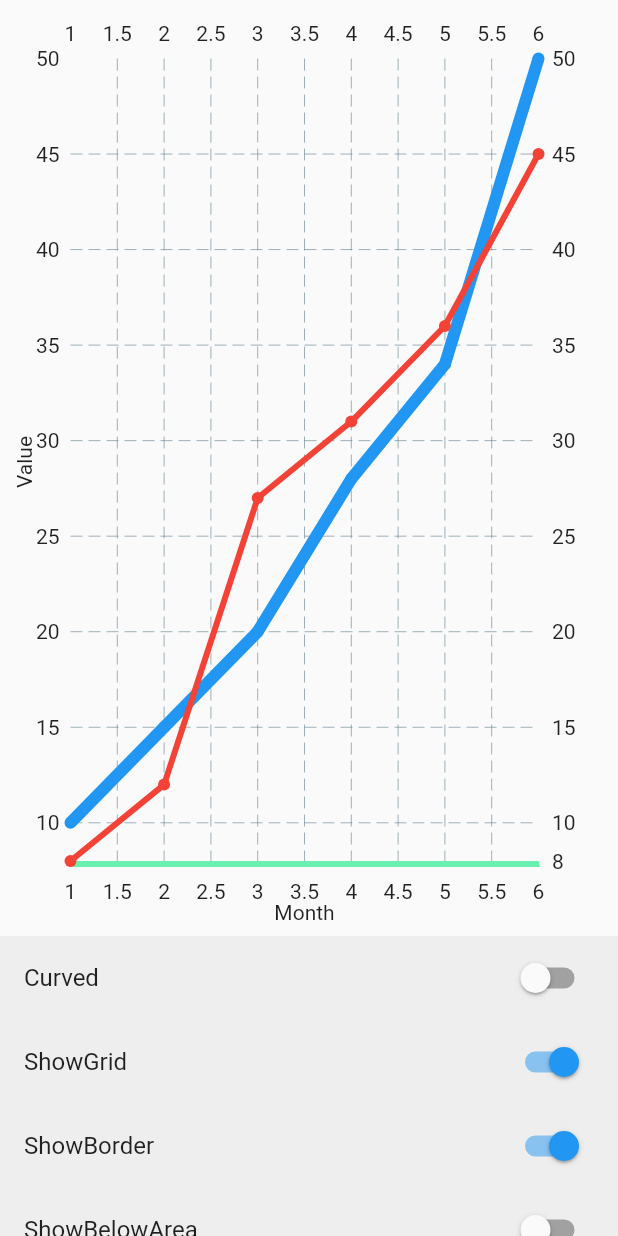
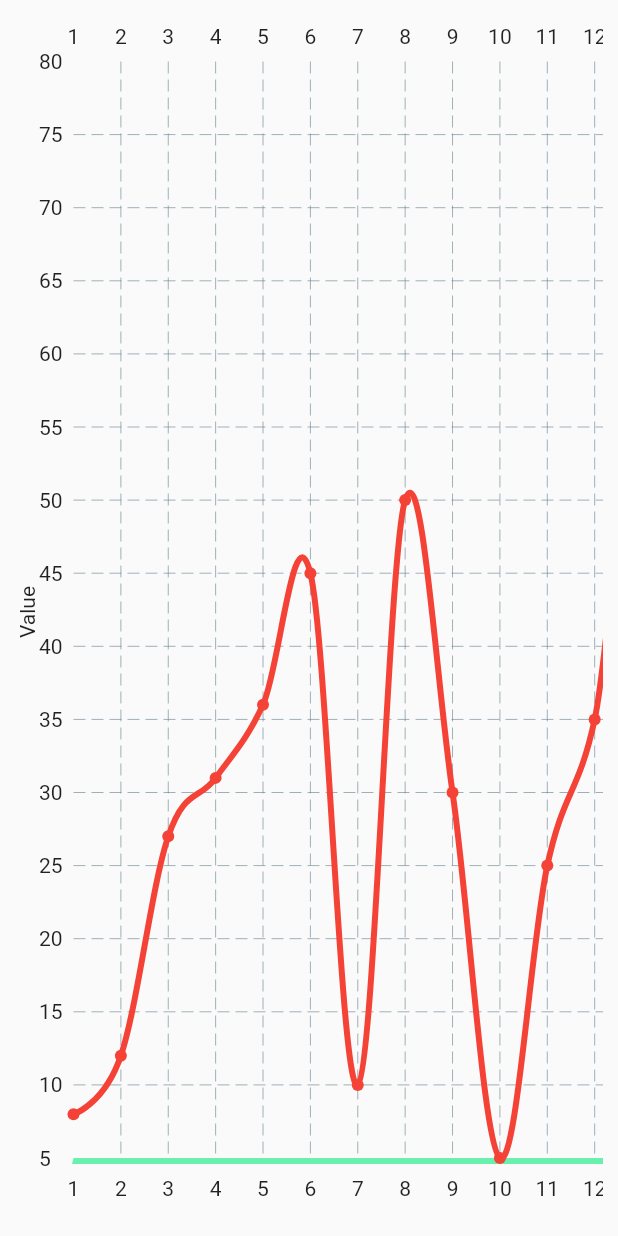
Before and after one commit to Modather-ali/money_manager, a Flutter app: the ChartScreen screen opened directly, on a phone screen of 412 x 824 dp. Run offline on Flutter 3.47's test engine with Material 2 defaults, Android fonts, the phone set to English and light mode, and no system bars; drawn by our look-alikes of fl_chart.

Commit message:
new update

```diff
--- a/lib/main.dart
+++ b/lib/main.dart
@@ -1,5 +1,7 @@
 import 'package:flutter/material.dart';
 import 'package:flutter/services.dart';
+
+import 'screens/chart_screen.dart';
 
 void main() {
   runApp(const MyApp());
@@ -13,10 +15,8 @@ class MyApp extends StatelessWidget {
   Widget build(BuildContext context) {
     return MaterialApp(
       title: 'Flutter Demo',
-      theme: ThemeData(
-        primarySwatch: Colors.blue,
-      ),
-      home: const MyHomePage(),
+      theme: ThemeData(),
+      home: const ChartScreen(),
     );
   }
 }
--- a/lib/screens/chart_screen.dart
+++ b/lib/screens/chart_screen.dart
@@ -2,8 +2,23 @@ import 'package:fl_chart/fl_chart.dart';
 import 'package:flutter/material.dart';
 
 /// !!Step1: prepare the data to plot.
-final _data1 = <double, double>{1: 10, 2: 15, 3: 20, 4: 28, 5: 34, 6: 50};
-final _data2 = <double, double>{1: 8, 2: 12, 3: 27, 4: 31, 5: 36, 6: 45};
+// final _data1 = <double, double>{1: 10, 2: 15, 3: 20, 4: 28, 5: 34, 6: 50};
+final _data2 = <double, double>{
+  1: 8,
+  2: 12,
+  3: 27,
+  4: 31,
+  5: 36,
+  6: 45,
+  7: 10,
+  8: 50,
+  9: 30,
+  10: 5,
+  11: 25,
+  12: 35,
+  13: 55,
+  14: 10,
+};
 
 class ChartScreen extends StatefulWidget {
   const ChartScreen({Key? key}) : super(key: key);
@@ -22,9 +37,9 @@ class _ChartScreenState extends State<ChartScreen> {
   @override
   Widget build(BuildContext context) {
     /// !!Step2: convert data into a list of [FlSpot].
-    final spots1 = <FlSpot>[
-      for (final entry in _data1.entries) FlSpot(entry.key, entry.value)
-    ];
+    // final spots1 = <FlSpot>[
+    //   for (final entry in _data1.entries) FlSpot(entry.key, entry.value)
+    // ];
     final spots2 = <FlSpot>[
       for (final entry in _data2.entries) FlSpot(entry.key, entry.value)
     ];
@@ -32,26 +47,29 @@ class _ChartScreenState extends State<ChartScreen> {
     /// !!Step3: prepare LineChartData
     /// !here we can set styles and behavior of the chart.
     final lineChartData = LineChartData(
-      // The data to show.
+      maxX: 30,
+      maxY: 80,
       lineBarsData: [
         // ! Here we can style each data line.
+        // LineChartBarData(
+        //   spots: spots1,
+        //   color: Colors.blue,
+        //   barWidth: 8,
+        //   isCurved: _isCurved,
+        //   dotData: FlDotData(show: _showDot),
+        //   belowBarData:
+        //       BarAreaData(show: _showBelowArea, color: Colors.blue[200]),
+        // ),
         LineChartBarData(
-          spots: spots1,
-          color: Colors.blue,
-          barWidth: 8,
-          isCurved: _isCurved,
-          dotData: FlDotData(show: _showDot),
-          belowBarData:
-              BarAreaData(show: _showBelowArea, color: Colors.blue[200]),
-        ),
-        LineChartBarData(
+          aboveBarData: BarAreaData(color: Colors.green),
+          showingIndicators: [1, 2, 3],
           spots: spots2,
           color: Colors.red,
           barWidth: 4,
-          isCurved: _isCurved,
+          isCurved: true,
           dotData: FlDotData(show: _showDot),
-          belowBarData:
-              BarAreaData(show: _showBelowArea, color: Colors.red[200]),
+          // belowBarData:
+          //     BarAreaData(show: _showBelowArea, color: Colors.red[200]),
         ),
       ],
       // ! Behavior when touching the chart:
@@ -64,7 +82,7 @@ class _ChartScreenState extends State<ChartScreen> {
       ),
       // ! Borders:
       borderData: FlBorderData(
-        show: _showBorder,
+        show: true,
         border: const Border(
           bottom: BorderSide(color: Colors.greenAccent, width: 4),
           left: BorderSide(color: Colors.transparent),
@@ -73,18 +91,14 @@ class _ChartScreenState extends State<ChartScreen> {
         ),
       ),
       // ! Grid behavior:
-      gridData: FlGridData(show: _showGrid),
+      gridData: FlGridData(),
       // ! Title and ticks in the axis
       titlesData: FlTitlesData(
         show: true,
         bottomTitles: AxisTitles(
-          axisNameWidget: const Text('Month'),
+          axisNameWidget: const Text('Day'),
           sideTitles: SideTitles(
             showTitles: true, // this is false by-default.
-            // ! Decides how to show bottom titles,
-            // here we convert double to month names
-            // getTitlesWidget: (double val, _) =>
-            //     Text(DateFormat.MMM().format(DateTime(2020, val.toInt()))),
           ),
         ),
         leftTitles: AxisTitles(
@@ -103,10 +117,19 @@ class _ChartScreenState extends State<ChartScreen> {
     );
     return Scaffold(
       body: Padding(
-        padding: const EdgeInsets.all(8),
-        child: LineChart(lineChartData),
+        padding: const EdgeInsets.all(10),
+        child: ListView(
+          scrollDirection: Axis.horizontal,
+          children: [
+            SizedBox(
+              height: MediaQuery.of(context).size.height,
+              width: 1000,
+              child: LineChart(lineChartData),
+            ),
+          ],
+        ),
       ),
-      bottomNavigationBar: _buildControlWidgets(),
+      // bottomNavigationBar: _buildControlWidgets(),
     );
   }
 
```
